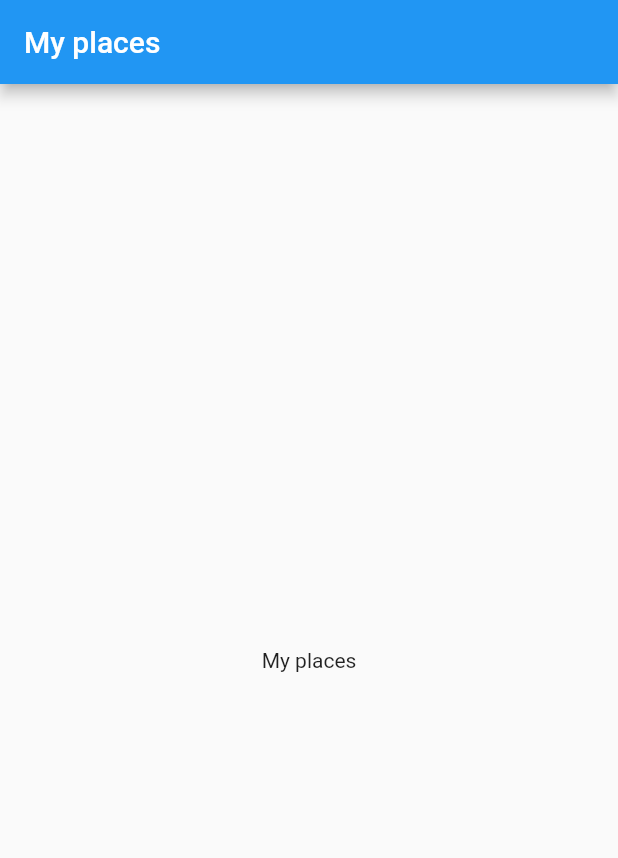
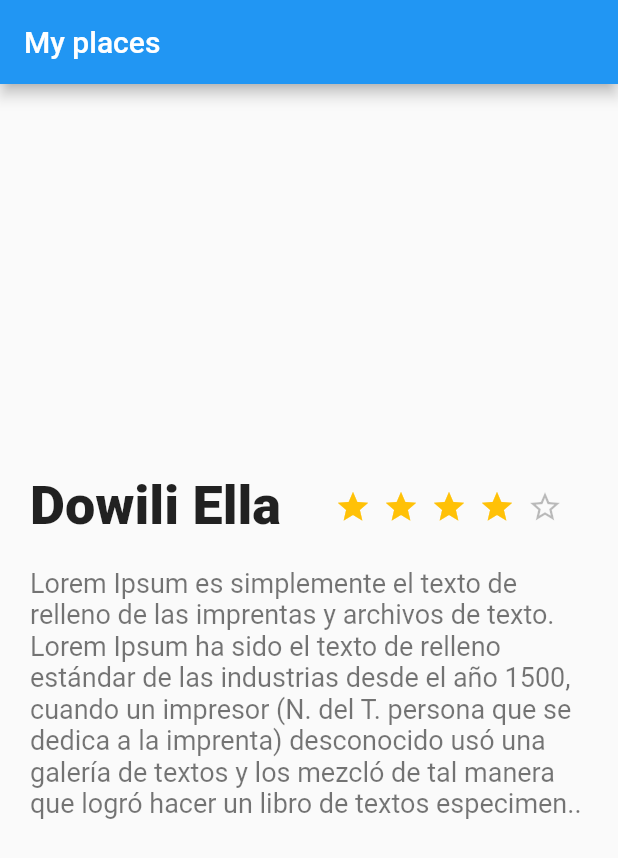
Before and after one commit to RODRIGO-dev012/PROYECTO_PROGRAMACION, a Flutter app: the screen it shows after launch, on a phone screen of 412 x 824 dp. Shown: the top 858 px of the screen. Run offline on Flutter 3.47's test engine with Material 2 defaults, Android fonts, the phone set to English and light mode, and no system bars.

Commit message:
duwili Ella y estrellas

```diff
--- /dev/null
+++ b/lib/description_place.dart
@@ -0,0 +1,74 @@
+import 'package:flutter/material.dart';
+
+class Description_place extends StatelessWidget{
+
+  @override
+  Widget build(BuildContext context){
+    final titulo = Container(
+      margin: EdgeInsets.only(
+        top: 260,
+        left: 20,
+        right: 28
+      ),
+      child: Text(
+        "Dowili Ella",
+        style: TextStyle(
+            fontSize: 36,
+            fontWeight: FontWeight.w900
+
+        ),
+      ),
+    );
+    final estrella = Container(
+      margin: EdgeInsets.only(
+          top: 262,
+          left: 8
+      ),
+      child: Icon(
+        Icons.star,
+        color: Colors.amber,
+      ),
+    );
+    final estrellaBorder = Container(
+      margin: EdgeInsets.only(
+          top: 262,
+          left: 8
+      ),
+      child: Icon(
+        Icons.star_border,
+        color: Colors.black26,
+      ),
+    );
+    final estrellas = Row(
+      children: [
+        estrella,
+        estrella,
+        estrella,
+        estrella,
+        estrellaBorder,
+      ],
+    );
+    final header = Row(
+      children: [
+        titulo,
+        estrellas
+      ],
+    );
+    final description = Container(
+      margin: EdgeInsets.all(20),
+      child: Text(
+        "Lorem Ipsum es simplemente el texto de relleno de las imprentas y archivos de texto. Lorem Ipsum ha sido el texto de relleno estándar de las industrias desde el año 1500, cuando un impresor (N. del T. persona que se dedica a la imprenta) desconocido usó una galería de textos y los mezcló de tal manera que logró hacer un libro de textos especimen..",
+        style: TextStyle(
+      fontSize: 18,
+          color: Colors.black54
+        ),
+      ),
+    );
+    return Column(
+      children: [
+        header,
+        description
+      ],
+    );
+  }
+}
--- a/lib/home.dart
+++ b/lib/home.dart
@@ -1,5 +1,6 @@
 
 import 'package:flutter/material.dart';
+import 'description_place.dart';
 
 class MyHome extends StatelessWidget{
   @override
@@ -10,11 +11,7 @@ class MyHome extends StatelessWidget{
           "My places"
         ),
       ),
-      body: Center(
-        child: Text(
-          "My places"
-        ),
-      ),
+      body: Description_place()
     );
   }
 }
```
